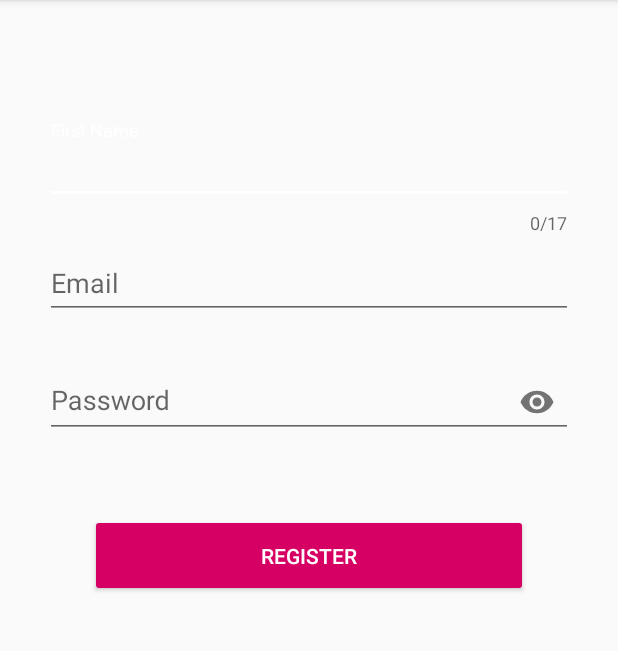
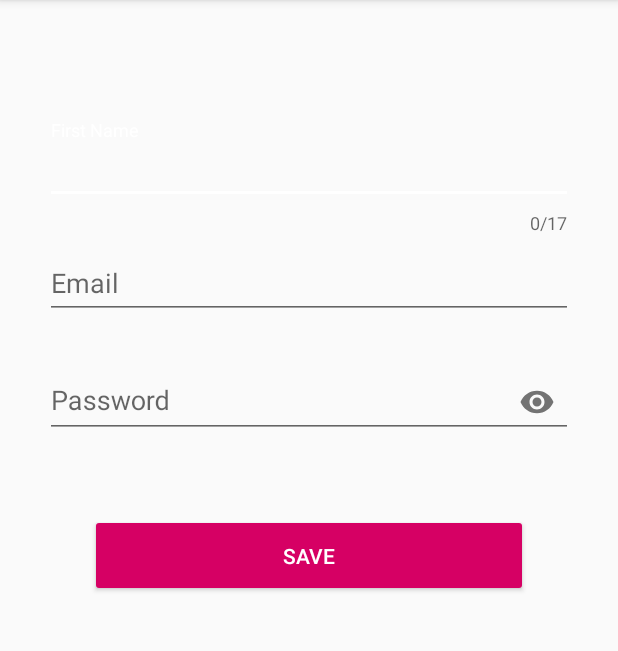
Before and after one commit to KakkuCake/BankApplication, an Android app: the EditProfileActivity screen opened directly, with no data from a screen before it, on a phone screen of 412 x 824 dp, the part 84-735 px from its top. Run offline under Robolectric (Android 15) with nearby library versions, the phone set to English and light mode, and no system bars; our stand-ins replace Volley; 1 statement that could not run was skipped.

```diff
--- a/app/src/main/java/com/example/bankapplication/EditProfileActivity.java
+++ b/app/src/main/java/com/example/bankapplication/EditProfileActivity.java
@@ -31,8 +31,10 @@ public class EditProfileActivity extends AppCompatActivity {
     private Button button_save;
     SessionManager sessionManager;
     String getId;
-    private static String URL_EDIT = "http://192.168.1.162/android_register_login/edit_detail.php";
-
+    //KALLE
+    //private static String URL_EDIT = "http://192.168.1.162/android_register_login/edit_detail.php";
+    //JOONA 192.168.1.4
+    private static String URL_EDIT = "http://192.168.1.4/android_register_login/edit_detail.php";
     Validation validator = new Validation(this);
 
     @Override
--- a/app/src/main/java/com/example/bankapplication/RegisterActivity.java
+++ b/app/src/main/java/com/example/bankapplication/RegisterActivity.java
@@ -29,7 +29,10 @@ public class RegisterActivity extends AppCompatActivity {
     private Button button_regist;
     private ProgressBar loading;
     private TextInputLayout first_name, last_name, email, password, c_password;
-    String URL_REGIST = "http://192.168.1.162/android_register_login/register.php";
+    //KALLE
+    //String URL_REGIST = "http://192.168.1.162/android_register_login/register.php";
+    //JOONA
+    String URL_REGIST = "http://192.168.1.4/android_register_login/register.php";
 
     Validation validator = new Validation(this);
 
--- a/app/src/main/res/layout/activity_edit_profile.xml
+++ b/app/src/main/res/layout/activity_edit_profile.xml
@@ -19,7 +19,7 @@
         app:counterMaxLength="17"
         app:errorEnabled="true">
         <com.google.android.material.textfield.TextInputEditText
-            android:hint="First Name"
+            android:hint="@string/firstName"
             android:inputType="textPersonName"
             android:textColor="@color/colorPrimaryDark"
             android:layout_width="match_parent"
@@ -32,7 +32,7 @@
         android:layout_height="wrap_content"
         app:errorEnabled="true">
         <com.google.android.material.textfield.TextInputEditText
-            android:hint="Email"
+            android:hint="@string/email"
             android:inputType="textEmailAddress"
             android:textColor="@color/colorPrimaryDark"
             android:layout_width="match_parent"
@@ -47,7 +47,7 @@
         app:passwordToggleEnabled="true">
 
         <com.google.android.material.textfield.TextInputEditText
-            android:hint="Password"
+            android:hint="@string/password"
             android:inputType="textPassword"
             android:textColor="@color/colorPrimaryDark"
             android:layout_width="match_parent"
@@ -67,7 +67,7 @@
         android:id="@+id/button_save"
         android:backgroundTint="@color/colorPrimary"
         android:textColor="@android:color/white"
-        android:text="Register"
+        android:text="@string/saveChanges"
         android:layout_margin="30dp"
         android:layout_width="match_parent"
         android:layout_height="55dp" />
--- a/app/src/main/res/layout/fragment_home.xml
+++ b/app/src/main/res/layout/fragment_home.xml
@@ -12,7 +12,7 @@
         android:layout_marginTop="80dp"
         android:textStyle="bold"
         android:textColor="@color/colorPrimaryDark2"
-        android:text="Welcome!"
+        android:text="@string/welcome"
         android:layout_width="match_parent"
         android:layout_height="wrap_content"/>
 
@@ -47,7 +47,7 @@
         android:layout_marginRight="155dp"
         android:layout_marginBottom="158dp"
         android:backgroundTint="@color/colorPrimaryDark2"
-        android:text="Edit Profile"
+        android:text="@string/editProfile"
         android:textColor="@android:color/white" />
 
     <Button
@@ -58,7 +58,7 @@
         android:layout_marginBottom="30dp"
         android:textColor="@android:color/white"
         android:backgroundTint="@color/colorPrimaryDark2"
-        android:text="Logout"
+        android:text="@string/logOut"
         android:layout_width="match_parent"
         android:layout_height="wrap_content" />
 
--- a/app/src/main/res/values/strings.xml
+++ b/app/src/main/res/values/strings.xml
@@ -21,4 +21,8 @@
     <string name="invalidEmail">Please enter a valid email</string>
     <string name="invalidPass">Password is too weak</string>
     <string name="invalidName">Name is too long</string>
+    <string name="saveChanges">Save</string>
+    <string name="welcome">Welcome!</string>
+    <string name="editProfile">Edit Profile</string>
+    <string name="logOut">Log Out</string>
 </resources>
```
Also changed, not shown: app/src/main/java/com/example/bankapplication/LogInActivity.java (+6 -1 lines), 1 other file.
